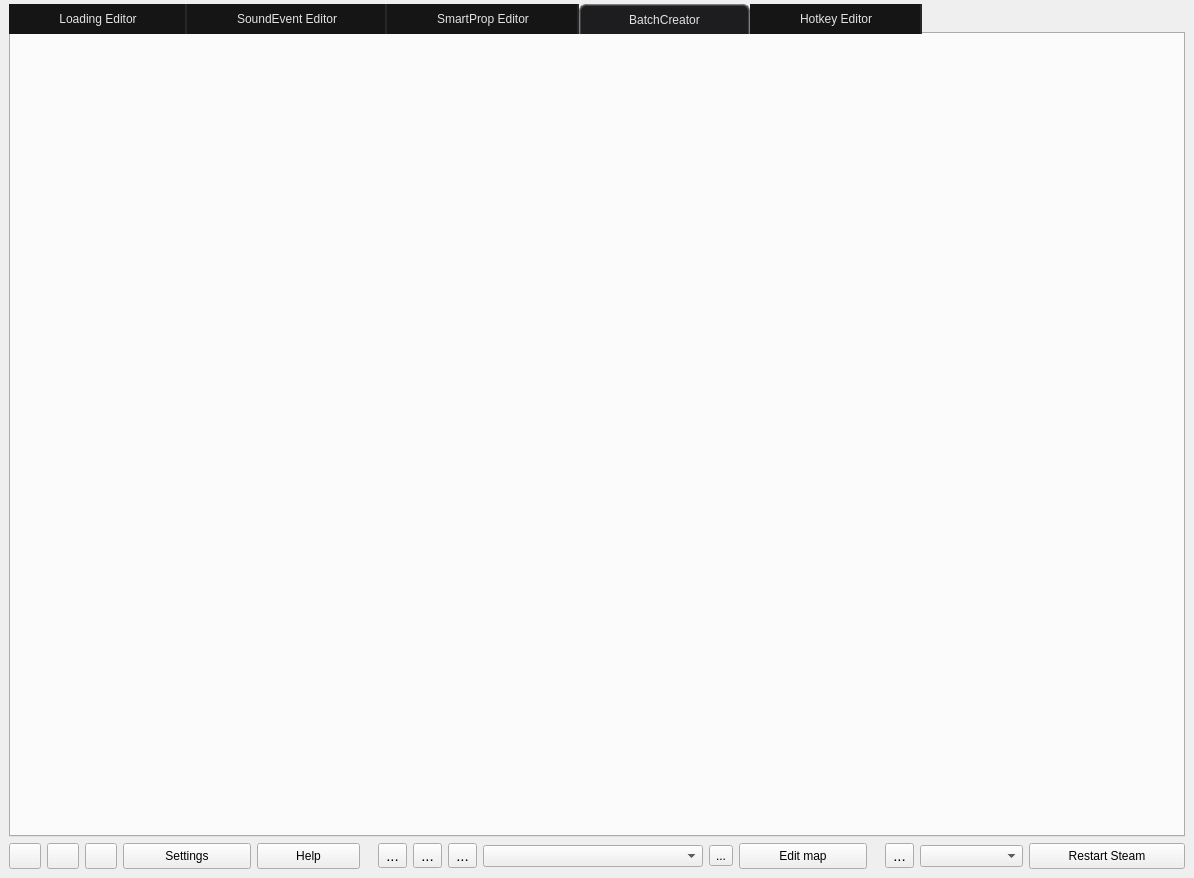
The window that src/main.ui (dertwist/Hammer5Tools) describes before a commit, drawn with Qt 5.
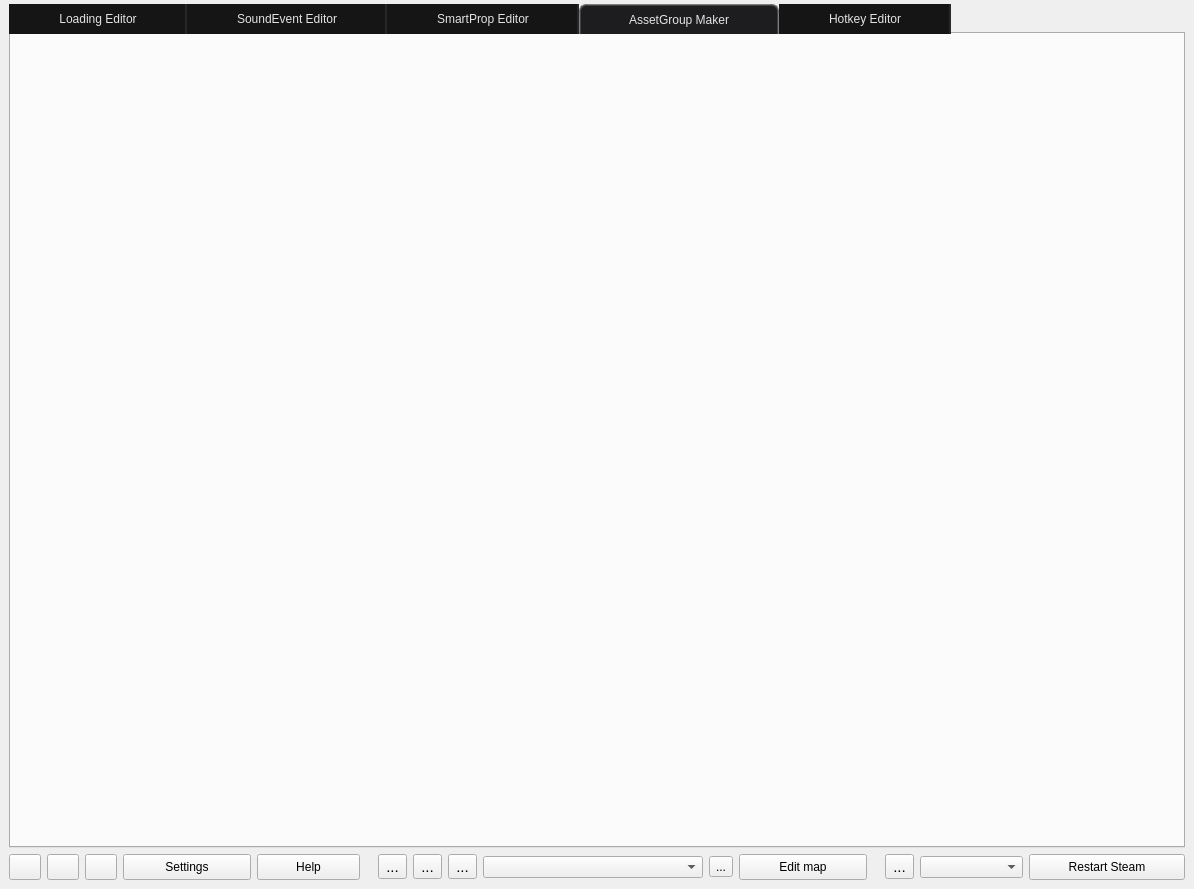
The same window after the commit. The open tabs and pages were chosen to show the change. Icons and pictures are not drawn.

Commit message: batchcreator renamed to AssetGroup Maker

What changed in the file:
```diff
--- a/src/main.ui
+++ b/src/main.ui
@@ -7,7 +7,7 @@
     <x>0</x>
     <y>0</y>
     <width>1194</width>
-    <height>878</height>
+    <height>889</height>
    </rect>
   </property>
   <property name="windowTitle">
@@ -148,7 +148,7 @@
          <normaloff>:/icons/dashboard_24dp_9D9D9D_FILL0_wght400_GRAD0_opsz24.png</normaloff>:/icons/dashboard_24dp_9D9D9D_FILL0_wght400_GRAD0_opsz24.png</iconset>
        </attribute>
        <attribute name="title">
-        <string>BatchCreator</string>
+        <string>AssetGroup Maker</string>
        </attribute>
        <layout class="QVBoxLayout" name="verticalLayout_2"/>
       </widget>
```
Left out of the diff: 2 changed lines with no effect on the pictures. The commit also changes 2 other files.
